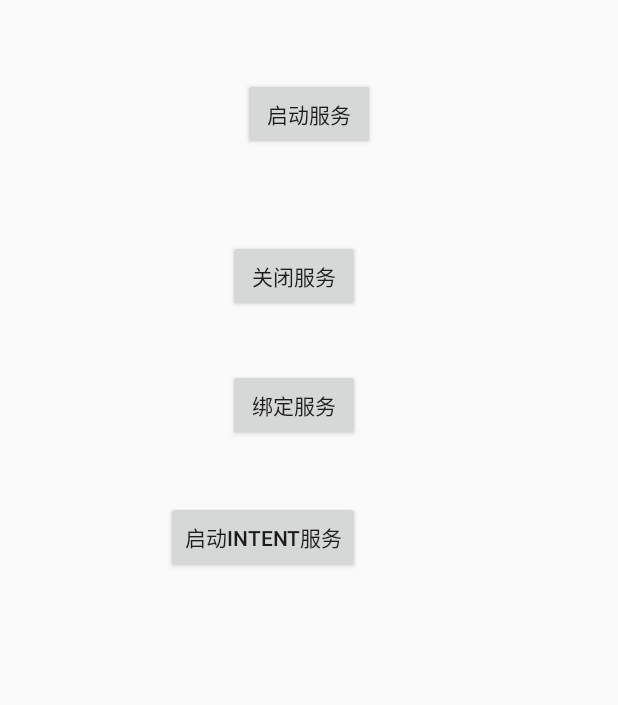
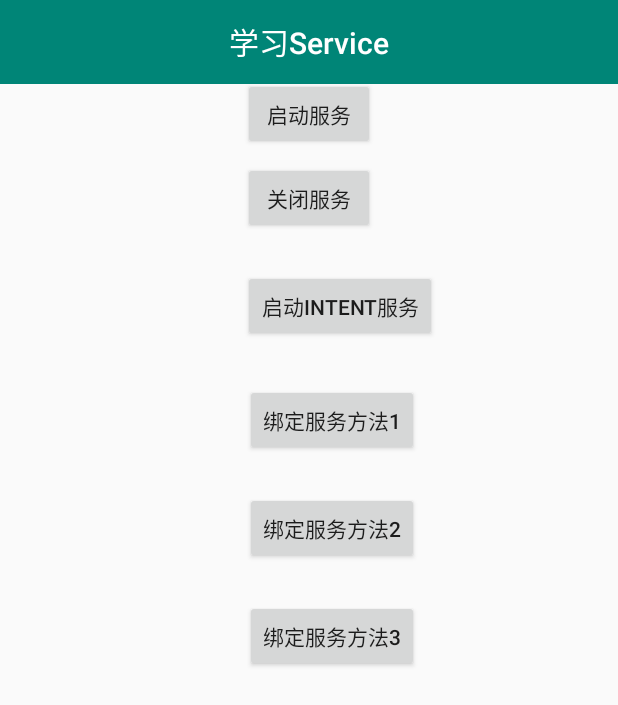
Before and after one commit to wmzPangmao/LearnBase, an Android app: the ServiceActivity screen opened directly, with no data from a screen before it, on a phone screen of 412 x 824 dp. Shown: the top 705 px of the screen. Run offline under Robolectric (Android 15) with nearby library versions, the phone set to English and light mode, and no system bars.

Commit message:
完善代码-service

```diff
--- a/app/src/main/java/com/pangmao/learnbase/service/MutilService.java
+++ b/app/src/main/java/com/pangmao/learnbase/service/MutilService.java
@@ -29,7 +29,6 @@ public class MutilService extends Service {
             //为每个请求创建线程,保证同时处理
             new MyThread(msg.arg1).start();
         }
-    }
 
         private class MyThread extends Thread{
             int transId;
@@ -53,6 +52,7 @@ public class MutilService extends Service {
                 }
                 LogUtil.log("处理业务结束:" + transId);
                 stopSelf(transId);
+            }
         }
     }
 
@@ -84,6 +84,8 @@ public class MutilService extends Service {
     @Override
     public void onDestroy() {
         LogUtil.log("service done");
+        if(mServiceLooper != null) {
+            mServiceLooper.quit();
         }
-
     }
+}
--- a/app/src/main/res/layout/activity_service.xml
+++ b/app/src/main/res/layout/activity_service.xml
@@ -5,8 +5,26 @@
     xmlns:tools="http://schemas.android.com/tools"
     android:layout_width="match_parent"
     android:layout_height="match_parent"
-    tools:context=".service.ServiceActivity"
-    tools:layout_editor_absoluteY="81dp">
+    tools:context=".service.ServiceActivity">
+
+    <android.support.v7.widget.Toolbar xmlns:app="http://schemas.android.com/apk/res-auto"
+                                       android:id="@+id/tb_toolbar"
+                                       android:layout_width="0dp"
+                                       android:layout_height="?attr/actionBarSize"
+                                       android:background="@color/colorPrimary"
+                                       app:layout_constraintEnd_toEndOf="parent"
+                                       app:layout_constraintStart_toStartOf="parent"
+                                       app:layout_constraintTop_toTopOf="parent"
+                                       app:theme="@style/ThemeOverlay.AppCompat.Dark.ActionBar">
+
+    <TextView
+        style="@style/TextAppearance.AppCompat.Widget.ActionBar.Title"
+        android:layout_width="wrap_content"
+        android:layout_height="wrap_content"
+        android:layout_gravity="center"
+        android:text="学习Service" />
+
+    </android.support.v7.widget.Toolbar>
 
     <Button
         android:id="@+id/btn_service_start"
@@ -26,31 +44,50 @@
         android:id="@+id/btn_service_stop"
         android:layout_width="wrap_content"
         android:layout_height="wrap_content"
-        android:layout_marginTop="60dp"
-        android:layout_marginEnd="10dp"
-        android:layout_marginRight="10dp"
+        android:layout_marginTop="8dp"
         android:text="@string/btn_service_stop"
-        app:layout_constraintEnd_toEndOf="@+id/btn_service_start"
-        app:layout_constraintTop_toBottomOf="@+id/btn_service_start"
-        />
-
-    <Button
-        android:id="@+id/btn_service_bind"
-        android:layout_width="wrap_content"
-        android:layout_height="wrap_content"
-        android:layout_marginTop="38dp"
-        android:text="@string/btn_service_bind"
-        app:layout_constraintStart_toStartOf="@+id/btn_service_stop"
-        app:layout_constraintTop_toBottomOf="@+id/btn_service_stop"
-        />
+        app:layout_constraintStart_toStartOf="@+id/btn_service_start"
+        app:layout_constraintTop_toBottomOf="@+id/btn_service_start"/>
 
     <Button
         android:id="@+id/btn_service_intent"
         android:layout_width="wrap_content"
         android:layout_height="wrap_content"
-        android:layout_marginTop="40dp"
+        android:layout_marginTop="24dp"
         android:text="@string/btn_service_intent"
-        app:layout_constraintEnd_toEndOf="@+id/btn_service_bind"
-        app:layout_constraintTop_toBottomOf="@+id/btn_service_bind"
-        />
+        app:layout_constraintStart_toStartOf="@+id/btn_service_stop"
+        app:layout_constraintTop_toBottomOf="@+id/btn_service_stop"/>
+
+    <Button
+        android:id="@+id/btn_service_bind_1"
+        android:layout_width="wrap_content"
+        android:layout_height="wrap_content"
+        android:layout_marginStart="8dp"
+        android:layout_marginLeft="8dp"
+        android:layout_marginTop="28dp"
+        android:layout_marginEnd="8dp"
+        android:layout_marginRight="8dp"
+        android:text="绑定服务方法1"
+        app:layout_constraintEnd_toEndOf="parent"
+        app:layout_constraintHorizontal_bias="0.555"
+        app:layout_constraintStart_toStartOf="parent"
+        app:layout_constraintTop_toBottomOf="@+id/btn_service_intent"/>
+
+    <Button
+        android:id="@+id/btn_service_bind_2"
+        android:layout_width="wrap_content"
+        android:layout_height="wrap_content"
+        android:layout_marginTop="24dp"
+        android:text="绑定服务方法2"
+        app:layout_constraintStart_toStartOf="@+id/btn_service_bind_1"
+        app:layout_constraintTop_toBottomOf="@+id/btn_service_bind_1"/>
+
+    <Button
+        android:id="@+id/btn_service_bind_3"
+        android:layout_width="wrap_content"
+        android:layout_height="wrap_content"
+        android:layout_marginTop="24dp"
+        android:text="绑定服务方法3"
+        app:layout_constraintStart_toStartOf="@+id/btn_service_bind_2"
+        app:layout_constraintTop_toBottomOf="@+id/btn_service_bind_2"/>
 </android.support.constraint.ConstraintLayout>
--- a/app/src/main/res/values/strings.xml
+++ b/app/src/main/res/values/strings.xml
@@ -7,6 +7,7 @@
     <!-- serviceActivity-->
     <string name="btn_service_start">启动服务</string>
     <string name="btn_service_stop">关闭服务</string>
+    <string name="btn_service_intent">启动Intent服务</string>
     <string name="btn_service_bind">绑定服务</string>
-    <string name="btn_service_intent">启动Intent服务</string>
+    <string name="btn_service_unbind">解除绑定</string>
 </resources>
```
Also changed, not shown: app/src/main/AndroidManifest.xml (+30 -3 lines), app/src/main/java/com/pangmao/learnbase/service/LoaclService.java (added, +57 -0 lines), app/src/main/java/com/pangmao/learnbase/service/LocalActivity.java (added, +100 -0 lines), app/src/main/java/com/pangmao/learnbase/service/MessengerActivity.java (added, +113 -0 lines), app/src/main/java/com/pangmao/learnbase/service/MessengerService.java (added, +40 -0 lines), app/src/main/java/com/pangmao/learnbase/service/ServiceActivity.java (+24 -5 lines), app/src/main/res/layout/activity_local.xml (added, +62 -0 lines), app/src/main/res/layout/activity_messenger.xml (added, +62 -0 lines). Lines whose indentation alone changed are shown as unchanged.
